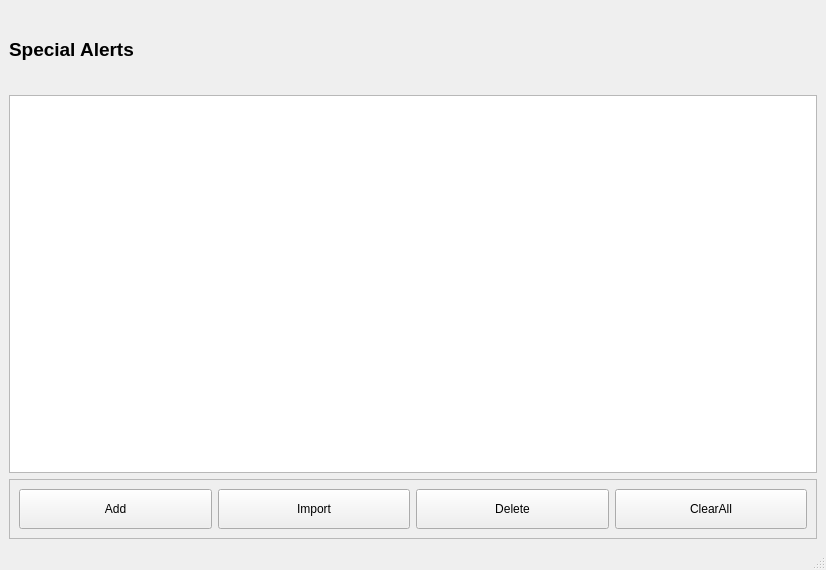
Before: the Qt Designer form UIFiles/specialAlerts.ui in ShubhamMandavkar/TYLiveProjectt-StockAutomationSystem, drawn with Qt 5.
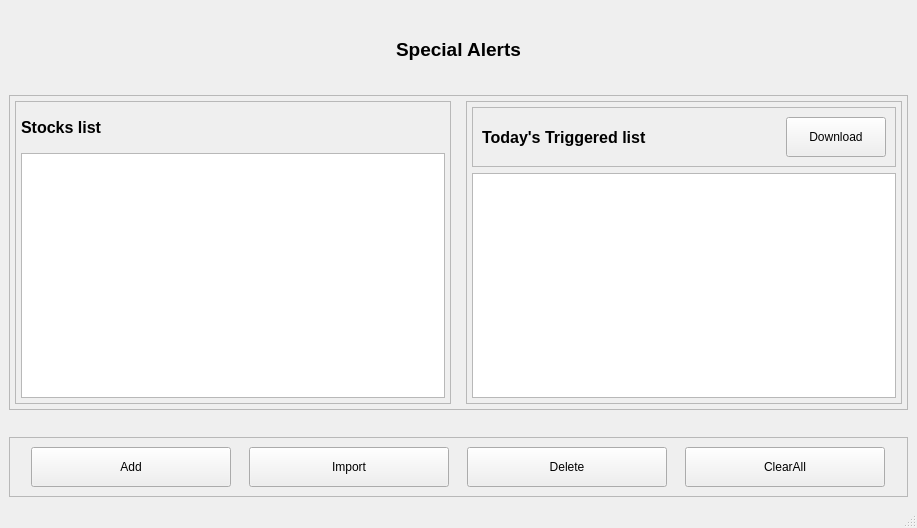
After: the same form once the commit is applied.

Commit message: shown list of stocks which triggered the special alert conditions in a table

What changed in the file:
```diff
--- a/UIFiles/specialAlerts.ui
+++ b/UIFiles/specialAlerts.ui
@@ -6,8 +6,8 @@
    <rect>
     <x>0</x>
     <y>0</y>
-    <width>826</width>
-    <height>570</height>
+    <width>917</width>
+    <height>528</height>
    </rect>
   </property>
   <property name="windowTitle">
@@ -29,37 +29,257 @@
         <bold>true</bold>
        </font>
       </property>
+      <property name="styleSheet">
+       <string notr="true">color: rgb(0, 0, 0);</string>
+      </property>
       <property name="text">
        <string>Special Alerts</string>
       </property>
-     </widget>
-    </item>
-    <item>
-     <widget class="QTableView" name="tbvSpecialAlertsStkList">
-      <property name="maximumSize">
-       <size>
-        <width>16777215</width>
-        <height>400</height>
-       </size>
+      <property name="textFormat">
+       <enum>Qt::AutoText</enum>
       </property>
-      <property name="font">
-       <font>
-        <pointsize>9</pointsize>
-        <bold>true</bold>
-       </font>
+      <property name="alignment">
+       <set>Qt::AlignCenter</set>
       </property>
-      <property name="selectionMode">
-       <enum>QAbstractItemView::SingleSelection</enum>
-      </property>
-      <property name="selectionBehavior">
-       <enum>QAbstractItemView::SelectRows</enum>
-      </property>
-      <attribute name="horizontalHeaderVisible">
+      <property name="wordWrap">
        <bool>true</bool>
-      </attribute>
-      <attribute name="verticalHeaderVisible">
-       <bool>false</bool>
-      </attribute>
+      </property>
+     </widget>
+    </item>
+    <item>
+     <widget class="QFrame" name="frame_2">
+      <property name="frameShape">
+       <enum>QFrame::StyledPanel</enum>
+      </property>
+      <property name="frameShadow">
+       <enum>QFrame::Raised</enum>
+      </property>
+      <layout class="QHBoxLayout" name="horizontalLayout">
+       <property name="spacing">
+        <number>15</number>
+       </property>
+       <property name="leftMargin">
+        <number>5</number>
+       </property>
+       <property name="topMargin">
+        <number>5</number>
+       </property>
+       <property name="rightMargin">
+        <number>5</number>
+       </property>
+       <property name="bottomMargin">
+        <number>5</number>
+       </property>
+       <item>
+        <widget class="QFrame" name="frame_3">
+         <property name="maximumSize">
+          <size>
+           <width>650</width>
+           <height>16777215</height>
+          </size>
+         </property>
+         <property name="frameShape">
+          <enum>QFrame::StyledPanel</enum>
+         </property>
+         <property name="frameShadow">
+          <enum>QFrame::Raised</enum>
+         </property>
+         <layout class="QVBoxLayout" name="verticalLayout_3">
+          <property name="leftMargin">
+           <number>5</number>
+          </property>
+          <property name="topMargin">
+           <number>5</number>
+          </property>
+          <property name="rightMargin">
+           <number>5</number>
+          </property>
+          <property name="bottomMargin">
+           <number>5</number>
+          </property>
+          <item>
+           <widget class="QLabel" name="lblStocksList">
+            <property name="minimumSize">
+             <size>
+              <width>0</width>
+              <height>40</height>
+             </size>
+            </property>
+            <property name="maximumSize">
+             <size>
+              <width>16777215</width>
+              <height>100</height>
+             </size>
+            </property>
+            <property name="font">
+             <font>
+              <pointsize>12</pointsize>
+              <bold>true</bold>
+             </font>
+            </property>
+            <property name="text">
+             <string>Stocks list</string>
+            </property>
+           </widget>
+          </item>
+          <item>
+           <widget class="QTableView" name="tbvSpecialAlertsStkList">
+            <property name="maximumSize">
+             <size>
+              <width>16777215</width>
+              <height>16777215</height>
+             </size>
+            </property>
+            <property name="font">
+             <font>
+              <pointsize>9</pointsize>
+              <bold>true</bold>
+             </font>
+            </property>
+            <property name="selectionMode">
+             <enum>QAbstractItemView::SingleSelection</enum>
+            </property>
+            <property name="selectionBehavior">
+             <enum>QAbstractItemView::SelectRows</enum>
+            </property>
+            <attribute name="horizontalHeaderVisible">
+             <bool>true</bool>
+            </attribute>
+            <attribute name="verticalHeaderVisible">
+             <bool>false</bool>
+            </attribute>
+           </widget>
+          </item>
+         </layout>
+        </widget>
+       </item>
+       <item>
+        <widget class="QFrame" name="frame_4">
+         <property name="frameShape">
+          <enum>QFrame::StyledPanel</enum>
+         </property>
+         <property name="frameShadow">
+          <enum>QFrame::Raised</enum>
+         </property>
+         <layout class="QVBoxLayout" name="verticalLayout_2">
+          <property name="leftMargin">
+           <number>5</number>
+          </property>
+          <property name="topMargin">
+           <number>5</number>
+          </property>
+          <property name="rightMargin">
+           <number>5</number>
+          </property>
+          <property name="bottomMargin">
+           <number>5</number>
+          </property>
+          <item>
+           <widget class="QFrame" name="frame_5">
+            <property name="frameShape">
+             <enum>QFrame::StyledPanel</enum>
+            </property>
+            <property name="frameShadow">
+             <enum>QFrame::Raised</enum>
+            </property>
+            <layout class="QHBoxLayout" name="horizontalLayout_2">
+             <item>
+              <widget class="QLabel" name="lblTodaysTriggeredList">
+               <property name="minimumSize">
+                <size>
+                 <width>0</width>
+                 <height>40</height>
+                </size>
+               </property>
+               <property name="maximumSize">
+                <size>
+                 <width>16777215</width>
+                 <height>100</height>
+                </size>
+               </property>
+               <property name="font">
+                <font>
+                 <pointsize>12</pointsize>
+                 <bold>true</bold>
+                </font>
+               </property>
+               <property name="text">
+                <string>Today's Triggered list</string>
+               </property>
+              </widget>
+             </item>
+             <item>
+              <widget class="QPushButton" name="btnDownload">
+               <property name="minimumSize">
+                <size>
+                 <width>80</width>
+                 <height>40</height>
+                </size>
+               </property>
+               <property name="maximumSize">
+                <size>
+                 <width>100</width>
+                 <height>16777215</height>
+                </size>
+               </property>
+               <property name="text">
+                <string>Download</string>
+               </property>
+               <property name="iconSize">
+                <size>
+                 <width>20</width>
+                 <height>20</height>
+                </size>
+               </property>
+              </widget>
+             </item>
+            </layout>
+           </widget>
+          </item>
+          <item>
+           <widget class="QTableView" name="tbvTodaysTriggered">
+            <property name="font">
+             <font>
+              <bold>true</bold>
+             </font>
+            </property>
+            <property name="selectionMode">
+             <enum>QAbstractItemView::SingleSelection</enum>
+            </property>
+            <property name="selectionBehavior">
+             <enum>QAbstractItemView::SelectRows</enum>
+            </property>
+            <attribute name="horizontalHeaderDefaultSectionSize">
+             <number>150</number>
+            </attribute>
+            <attribute name="horizontalHeaderStretchLastSection">
+             <bool>true</bool>
+            </attribute>
+            <attribute name="verticalHeaderVisible">
+             <bool>false</bool>
+            </attribute>
+           </widget>
+          </item>
+         </layout>
+        </widget>
+       </item>
+      </layout>
+     </widget>
+    </item>
+    <item>
+     <widget class="QLabel" name="lblNotification">
+      <property name="font">
+       <font>
+        <pointsize>10</pointsize>
+        <bold>true</bold>
+       </font>
+      </property>
+      <property name="text">
+       <string/>
+      </property>
+      <property name="alignment">
+       <set>Qt::AlignCenter</set>
+      </property>
      </widget>
     </item>
     <item>
```
Left out of the diff: 2 changed lines with no effect on the pictures. The commit also changes 25 other files.
